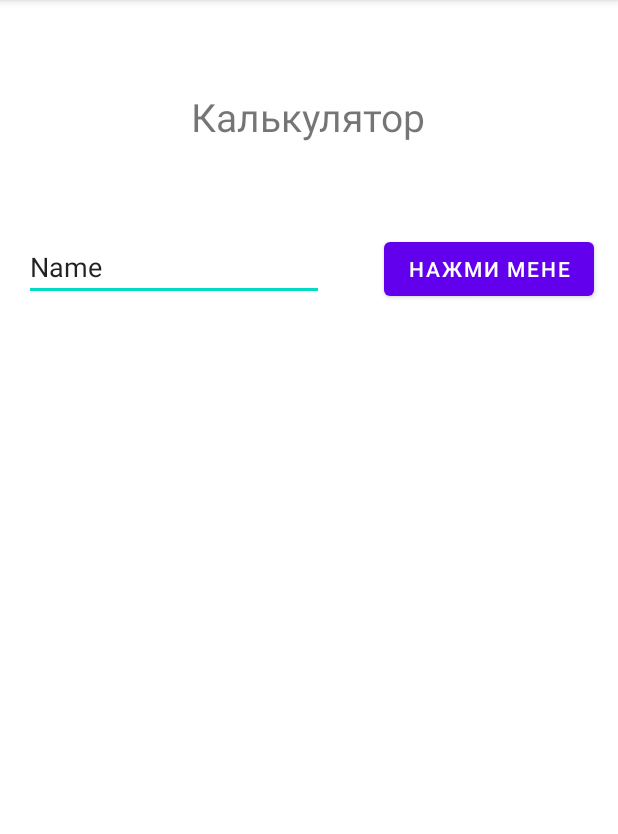
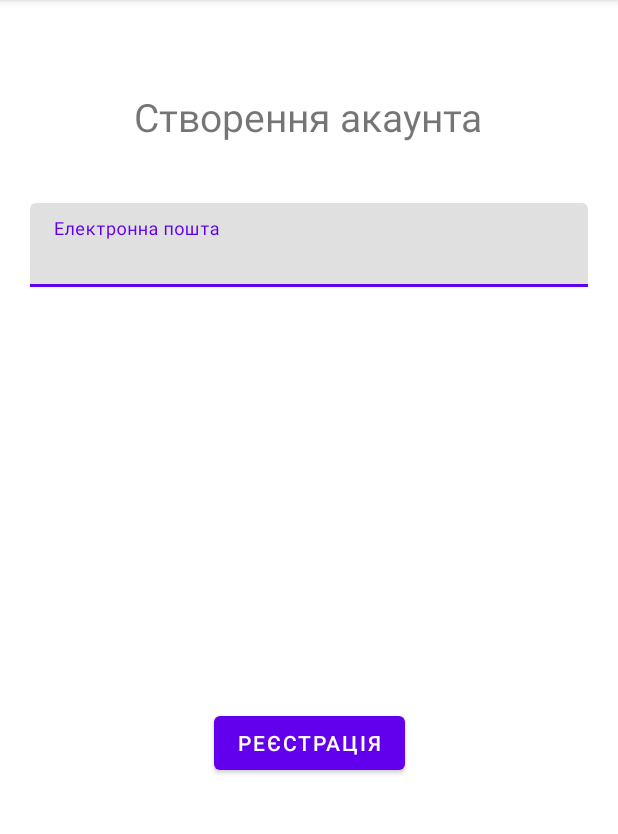
Before and after one commit to AvDima0301/aspNet_account_MySQL, an Android app: the screen it shows after launch (MainActivity), on a phone screen of 412 x 824 dp, the part 84-918 px from its top. Run offline under Robolectric (Android 15) with nearby library versions, the phone set to English and light mode, and no system bars.

Commit message:
Add fields error

```diff
--- a/Android/app/build.gradle
+++ b/Android/app/build.gradle
@@ -35,4 +35,14 @@ dependencies {
     testImplementation 'junit:junit:4.+'
     androidTestImplementation 'androidx.test.ext:junit:1.1.3'
     androidTestImplementation 'androidx.test.espresso:espresso-core:3.4.0'
+
+    // https://mvnrepository.com/artifact/com.squareup.retrofit2/retrofit
+    implementation 'com.squareup.retrofit2:retrofit:2.9.0'
+    // https://mvnrepository.com/artifact/com.squareup.retrofit2/converter-gson
+    implementation 'com.squareup.retrofit2:converter-gson:2.9.0'
+
+    compileOnly 'org.projectlombok:lombok:1.18.22'
+    annotationProcessor 'org.projectlombok:lombok:1.18.22'
+    testCompileOnly 'org.projectlombok:lombok:1.18.22'
+    testAnnotationProcessor 'org.projectlombok:lombok:1.18.22'
 }
--- a/Android/app/src/main/java/com/example/example/MainActivity.java
+++ b/Android/app/src/main/java/com/example/example/MainActivity.java
@@ -7,21 +7,26 @@ import android.view.View;
 import android.widget.EditText;
 import android.widget.TextView;
 
+import com.google.android.material.textfield.TextInputEditText;
+import com.google.android.material.textfield.TextInputLayout;
+
 public class MainActivity extends AppCompatActivity {
 
-    private TextView textHead;
-    private EditText editTextData;
+    TextInputLayout textFieldEmail;
+    TextInputEditText txtEmail;
 
     @Override
     protected void onCreate(Bundle savedInstanceState) {
         super.onCreate(savedInstanceState);
         setContentView(R.layout.activity_main);
-        textHead = findViewById(R.id.textHead);
-        editTextData = findViewById(R.id.editTextData);
+        textFieldEmail = findViewById(R.id.textFieldEmail);
+        txtEmail = findViewById(R.id.txtEmail);
     }
 
     public void handleClick(View view) {
-        String text = editTextData.getText().toString();
-        textHead.setText(text);
+        textFieldEmail.setError("");
+        if( txtEmail.getText().toString().equals(""))
+            textFieldEmail.setError("Вкажіть пошту");
+
     }
 }
--- a/Android/app/src/main/res/layout/activity_main.xml
+++ b/Android/app/src/main/res/layout/activity_main.xml
@@ -1,7 +1,11 @@
 <?xml version="1.0" encoding="utf-8"?>
-<androidx.constraintlayout.widget.ConstraintLayout xmlns:android="http://schemas.android.com/apk/res/android"
+<ScrollView xmlns:android="http://schemas.android.com/apk/res/android"
     xmlns:app="http://schemas.android.com/apk/res-auto"
     xmlns:tools="http://schemas.android.com/tools"
+    android:layout_width="fill_parent"
+    android:layout_height="fill_parent">
+
+    <androidx.constraintlayout.widget.ConstraintLayout
         android:layout_width="match_parent"
         android:layout_height="match_parent"
         tools:context=".MainActivity">
@@ -11,37 +15,43 @@
             android:layout_width="wrap_content"
             android:layout_height="wrap_content"
             android:layout_marginTop="60dp"
-        android:text="Калькулятор"
+            android:text="Створення акаунта"
             android:textSize="26dp"
             app:layout_constraintHorizontal_bias="0.498"
             app:layout_constraintLeft_toLeftOf="parent"
             app:layout_constraintRight_toRightOf="parent"
             app:layout_constraintTop_toTopOf="parent" />
 
+        <com.google.android.material.textfield.TextInputLayout
+            android:id="@+id/textFieldEmail"
+            android:layout_width="match_parent"
+            android:layout_height="wrap_content"
+            android:layout_marginStart="20dp"
+            android:layout_marginTop="40dp"
+            android:layout_marginEnd="20dp"
+            android:hint="Електронна пошта"
+            app:layout_constraintEnd_toEndOf="parent"
+            app:layout_constraintStart_toStartOf="parent"
+            app:layout_constraintTop_toBottomOf="@+id/textHead">
+
+            <com.google.android.material.textfield.TextInputEditText
+                android:id="@+id/txtEmail"
+                android:layout_width="match_parent"
+                android:layout_height="wrap_content" />
+
+        </com.google.android.material.textfield.TextInputLayout>
+
         <Button
             android:id="@+id/button"
             android:layout_width="wrap_content"
             android:layout_height="wrap_content"
-        android:layout_marginTop="60dp"
-        android:layout_marginEnd="16dp"
+            android:layout_marginTop="280dp"
             android:onClick="handleClick"
-        android:text="Нажми мене"
+            android:text="Реєстрація"
             app:layout_constraintEnd_toEndOf="parent"
-        app:layout_constraintHorizontal_bias="1.0"
-        app:layout_constraintStart_toEndOf="@+id/editTextData"
-        app:layout_constraintTop_toBottomOf="@+id/textHead" />
-
-    <EditText
-        android:id="@+id/editTextData"
-        android:layout_width="wrap_content"
-        android:layout_height="wrap_content"
-        android:layout_marginStart="16dp"
-        android:layout_marginTop="60dp"
-        android:width="200dp"
-        android:ems="10"
-        android:inputType="textPersonName"
-        android:text="Name"
             app:layout_constraintStart_toStartOf="parent"
-        app:layout_constraintTop_toBottomOf="@+id/textHead" />
+            app:layout_constraintTop_toBottomOf="@+id/textFieldEmail" />
 
     </androidx.constraintlayout.widget.ConstraintLayout>
+
+</ScrollView>
```
Lines whose indentation alone changed are shown as unchanged.
